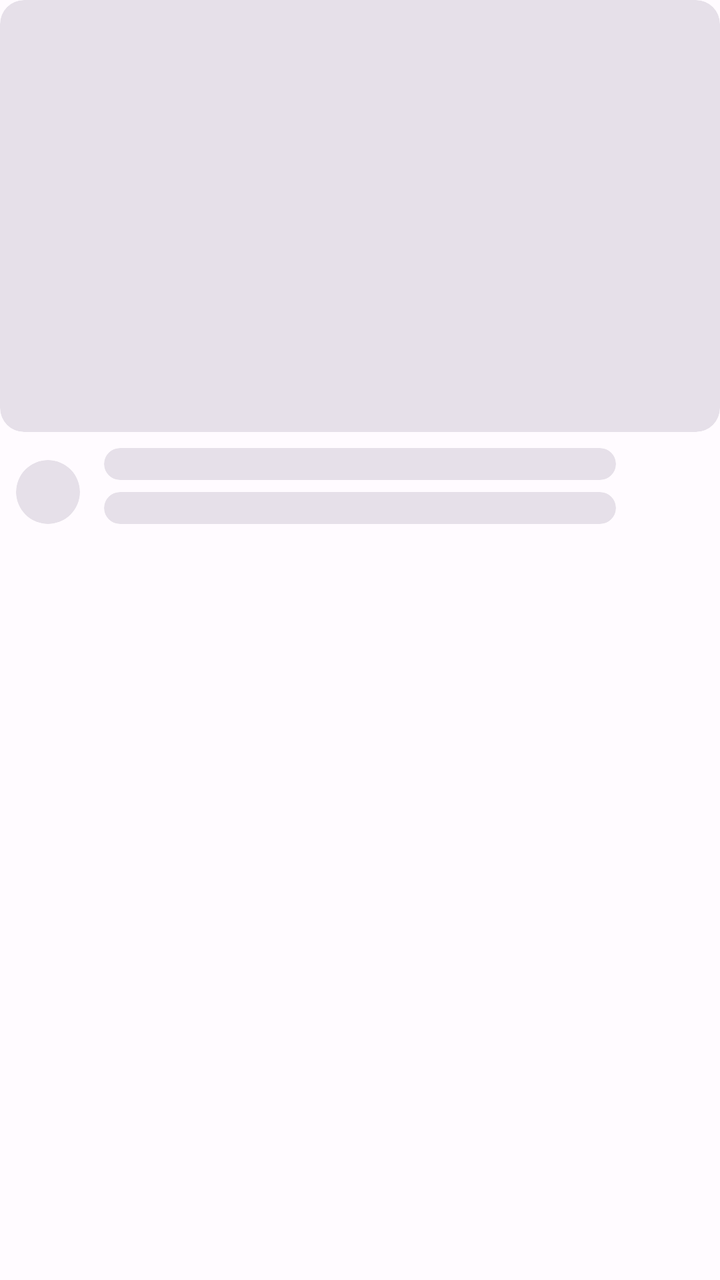
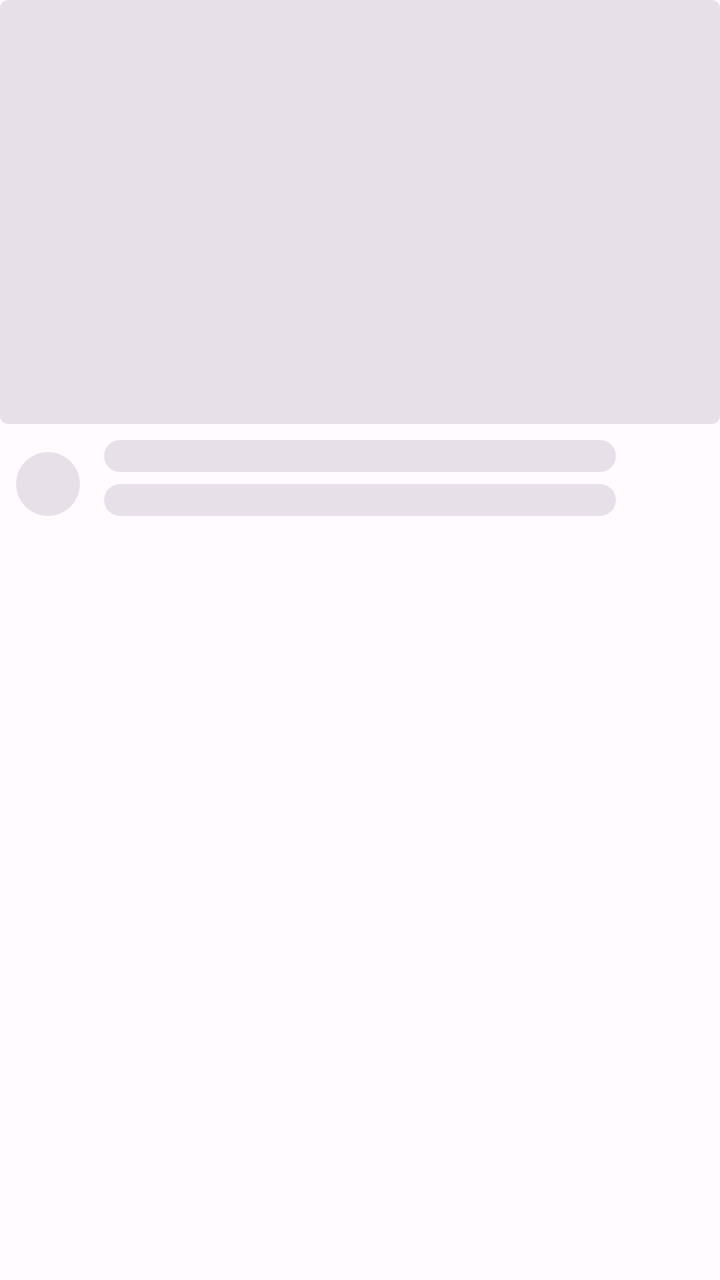

An Android layout rendered at two revisions. The XML below is the earlier revision; the diff shows what the commit changed to produce the second picture.
<!-- AndroidManifest.xml: application theme Theme.Dopamine -->
<!-- res/layout/shimmer_item_youtube_player_videos.xml -->
<?xml version="1.0" encoding="utf-8"?>
<androidx.constraintlayout.widget.ConstraintLayout xmlns:android="http://schemas.android.com/apk/res/android"
    android:layout_width="match_parent"
    android:layout_height="wrap_content"
    xmlns:app="http://schemas.android.com/apk/res-auto">

    <com.google.android.material.card.MaterialCardView
        android:id="@+id/videoImage"
        android:layout_width="match_parent"
        android:layout_height="216dp"
        style="@style/Widget.Material3.CardView.Filled"
        app:layout_constraintTop_toTopOf="parent"
        app:layout_constraintStart_toStartOf="parent"
        app:layout_constraintEnd_toEndOf="parent"/>

    <LinearLayout
        android:id="@+id/channelInfo"
        android:layout_width="256dp"
        android:layout_height="wrap_content"
        android:orientation="vertical"
        android:layout_marginTop="8dp"
        android:layout_marginStart="12dp"
        app:layout_constraintTop_toBottomOf="@id/videoImage"
        app:layout_constraintStart_toEndOf="@id/channelImage">
        <com.google.android.material.card.MaterialCardView
            android:layout_width="match_parent"
            android:layout_height="16dp"
            app:shapeAppearance="@style/ShapeAppearance.Material3.Corner.Medium"
            style="@style/Widget.Material3.CardView.Filled"/>
        <Space
            android:layout_width="match_parent"
            android:layout_height="6dp" />
        <com.google.android.material.card.MaterialCardView
            android:layout_width="match_parent"
            android:layout_height="16dp"
            app:shapeAppearance="@style/ShapeAppearance.Material3.Corner.Medium"
            style="@style/Widget.Material3.CardView.Filled"/>
        <Space
            android:layout_width="match_parent"
            android:layout_height="6dp" />
    </LinearLayout>

    <com.google.android.material.card.MaterialCardView
        android:id="@+id/channelImage"
        android:layout_width="32dp"
        android:layout_height="32dp"
        android:layout_marginStart="8dp"
        style="@style/Widget.Material3.CardView.Filled"
        app:shapeAppearance="@style/ShapeAppearance.Material3.Corner.Full"
        app:layout_constraintTop_toTopOf="@id/channelInfo"
        app:layout_constraintEnd_toStartOf="@id/channelInfo"
        app:layout_constraintStart_toStartOf="parent"
        app:layout_constraintBottom_toBottomOf="@id/channelInfo"/>

    <Space
        android:layout_width="match_parent"
        android:layout_height="6dp"
        app:layout_constraintTop_toBottomOf="@id/channelInfo"
        app:layout_constraintStart_toStartOf="parent"
        app:layout_constraintEnd_toEndOf="parent"/>
</androidx.constraintlayout.widget.ConstraintLayout>
<!-- resources referenced by this layout -->
<resources>
  <style name="Theme.Dopamine" parent="Base.Theme.Dopamine" />
  <color name="md_theme_light_primary">#C00100</color>
  <color name="md_theme_light_onPrimary">#FFFFFF</color>
  <color name="md_theme_light_primaryContainer">#FFDAD4</color>
  <color name="md_theme_light_onPrimaryContainer">#410000</color>
  <color name="md_theme_light_secondary">#775651</color>
  <color name="md_theme_light_onSecondary">#FFFFFF</color>
  <color name="md_theme_light_secondaryContainer">#FFDAD4</color>
  <color name="md_theme_light_onSecondaryContainer">#2C1512</color>
  <color name="md_theme_light_tertiary">#705C2E</color>
  <color name="md_theme_light_onTertiary">#FFFFFF</color>
  <color name="md_theme_light_tertiaryContainer">#FBDFA6</color>
  <color name="md_theme_light_onTertiaryContainer">#251A00</color>
  <color name="md_theme_light_error">#BA1A1A</color>
  <color name="md_theme_light_errorContainer">#FFDAD6</color>
  <color name="md_theme_light_onError">#FFFFFF</color>
  <color name="md_theme_light_onErrorContainer">#410002</color>
  <color name="md_theme_light_background">#FFFBFF</color>
  <color name="md_theme_light_onBackground">#201A19</color>
  <color name="md_theme_light_surface">#FFFBFF</color>
  <color name="md_theme_light_onSurface">#201A19</color>
  <color name="md_theme_light_surfaceVariant">#F5DDDA</color>
  <color name="md_theme_light_onSurfaceVariant">#534341</color>
  <color name="md_theme_light_outline">#857370</color>
  <color name="md_theme_light_inverseOnSurface">#FBEEEC</color>
  <color name="md_theme_light_inverseSurface">#362F2E</color>
  <color name="md_theme_light_inversePrimary">#FFB4A8</color>
  <!-- unchanged entries left out for length: 1 -->
</resources>

<!-- the commit's change to res/layout/shimmer_item_youtube_player_videos.xml (unified diff, before → after) -->
@@ -7,8 +7,9 @@
     <com.google.android.material.card.MaterialCardView
         android:id="@+id/videoImage"
         android:layout_width="match_parent"
-        android:layout_height="216dp"
+        android:layout_height="212dp"
         style="@style/Widget.Material3.CardView.Filled"
+        app:shapeAppearance="@style/ShapeAppearance.Material3.Corner.ExtraSmall"
         app:layout_constraintTop_toTopOf="parent"
         app:layout_constraintStart_toStartOf="parent"
         app:layout_constraintEnd_toEndOf="parent"/>
